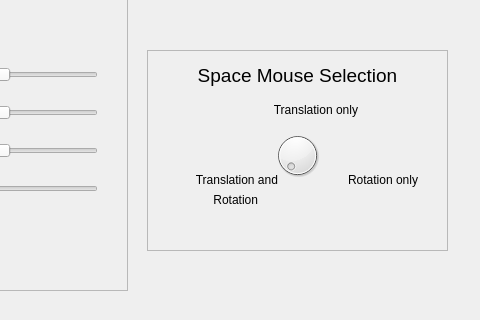
This is libs/rqt_armcontrol/resource/rqt_armcontrol.ui in ORTHOPUS-EXPLORER/explorer_stack as Qt 5 draws it before an edit; both pictures show x 543 to 1023 and y 100 to 420 of the 1023 by 820 pixel window. The edited form follows.
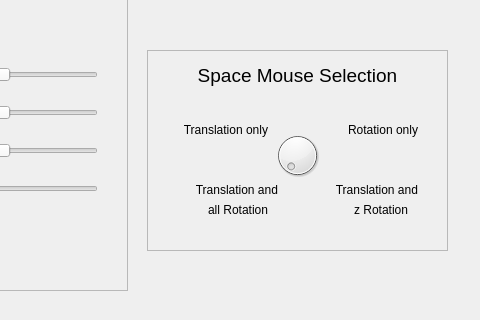
This is the edited form.

Commit message: (feat): add spacemouse translation and z rotation

What changed in the file:
```diff
--- a/libs/rqt_armcontrol/resource/rqt_armcontrol.ui
+++ b/libs/rqt_armcontrol/resource/rqt_armcontrol.ui
@@ -370,14 +370,14 @@
      <enum>Qt::LeftToRight</enum>
     </property>
     <property name="maximum">
-     <number>2</number>
+     <number>3</number>
     </property>
    </widget>
    <widget class="QLabel" name="label_15">
     <property name="geometry">
      <rect>
-      <x>100</x>
-      <y>50</y>
+      <x>10</x>
+      <y>70</y>
       <width>111</width>
       <height>20</height>
      </rect>
@@ -393,7 +393,7 @@
     <property name="geometry">
      <rect>
       <x>170</x>
-      <y>120</y>
+      <y>70</y>
       <width>101</width>
       <height>20</height>
      </rect>
@@ -409,7 +409,7 @@
     <property name="geometry">
      <rect>
       <x>20</x>
-      <y>120</y>
+      <y>130</y>
       <width>111</width>
       <height>20</height>
      </rect>
@@ -424,14 +424,14 @@
    <widget class="QLabel" name="label_17">
     <property name="geometry">
      <rect>
-      <x>30</x>
-      <y>140</y>
+      <x>40</x>
+      <y>150</y>
       <width>81</width>
       <height>20</height>
      </rect>
     </property>
     <property name="text">
-     <string>Rotation</string>
+     <string>all Rotation</string>
     </property>
     <property name="alignment">
      <set>Qt::AlignRight|Qt::AlignTrailing|Qt::AlignVCenter</set>
@@ -460,6 +460,38 @@
      <set>Qt::AlignCenter</set>
     </property>
    </widget>
+   <widget class="QLabel" name="label_23">
+    <property name="geometry">
+     <rect>
+      <x>160</x>
+      <y>130</y>
+      <width>111</width>
+      <height>20</height>
+     </rect>
+    </property>
+    <property name="text">
+     <string>Translation and</string>
+    </property>
+    <property name="alignment">
+     <set>Qt::AlignRight|Qt::AlignTrailing|Qt::AlignVCenter</set>
+    </property>
+   </widget>
+   <widget class="QLabel" name="label_24">
+    <property name="geometry">
+     <rect>
+      <x>180</x>
+      <y>150</y>
+      <width>81</width>
+      <height>20</height>
+     </rect>
+    </property>
+    <property name="text">
+     <string>z Rotation</string>
+    </property>
+    <property name="alignment">
+     <set>Qt::AlignRight|Qt::AlignTrailing|Qt::AlignVCenter</set>
+    </property>
+   </widget>
   </widget>
   <widget class="QFrame" name="frame_3">
    <property name="geometry">
```
The commit also changes 1 other file.
